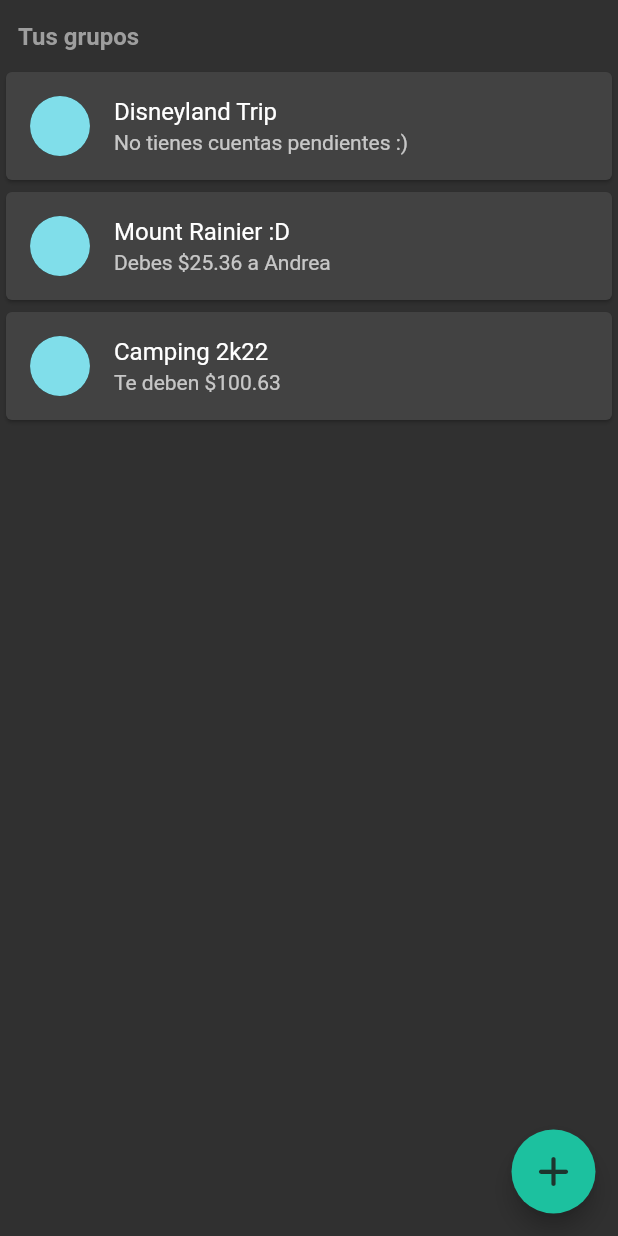
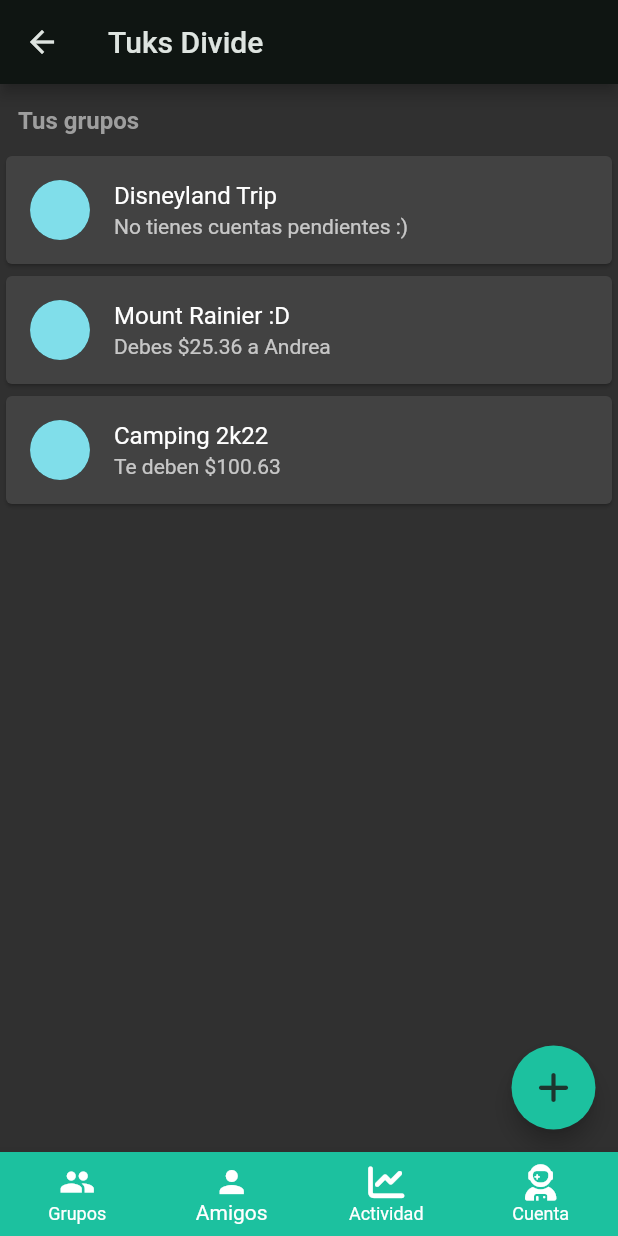
Before and after one commit to kevinglezgmz/pdm_tuks_divide, a Flutter app: the HomePage screen opened directly, on a phone screen of 412 x 824 dp. Run offline on Flutter 3.47's test engine with Material 2 defaults, Android fonts, the phone set to English and light mode, and no system bars; our stand-ins replace bloc, cloud_firestore, equatable, firebase_auth, firebase_core, flutter_bloc and 2 more; accounts and stored records are empty.

Commit message:
chore: renamed BottomNavigationBarTuksDivide to HomePage

```diff
--- a/lib/main.dart
+++ b/lib/main.dart
@@ -2,7 +2,7 @@ import 'package:firebase_core/firebase_core.dart';
 import 'package:flutter/material.dart';
 import 'package:tuks_divide/blocs/auth_bloc/bloc/auth_bloc.dart';
 import 'package:tuks_divide/blocs/auth_bloc/bloc/auth_repository.dart';
-import 'package:tuks_divide/components/bottom_navigation_bar_tuks_divide.dart';
+import 'package:tuks_divide/pages/home_page/home_page.dart';
 import 'package:tuks_divide/pages/login_page/login_page.dart';
 import 'package:flutter_bloc/flutter_bloc.dart';
 
@@ -51,7 +51,7 @@ class MyApp extends StatelessWidget {
             // To Do: Implement Loading Over The Home Screen
             return LoginPage();
           }
-          return const BottomNavigationBarTuksDivide();
+          return const HomePage();
         },
       ),
     );
--- a/lib/pages/home_page/group_list.dart
+++ b/lib/pages/groups_page/group_list.dart
@@ -1,5 +1,5 @@
 import 'package:flutter/material.dart';
-import 'package:tuks_divide/pages/home_page/group_item.dart';
+import 'package:tuks_divide/pages/groups_page/group_item.dart';
 
 class GroupList extends StatelessWidget {
   final List<dynamic> groupData = [
--- /dev/null
+++ b/lib/pages/groups_page/groups_page.dart
@@ -0,0 +1,33 @@
+import 'package:flutter/material.dart';
+import 'package:font_awesome_flutter/font_awesome_flutter.dart';
+import 'package:tuks_divide/pages/groups_page/group_list.dart';
+
+class GroupsPage extends StatelessWidget {
+  const GroupsPage({super.key});
+
+  @override
+  Widget build(BuildContext context) {
+    return Stack(children: [
+      Column(children: [
+        Container(
+          padding: const EdgeInsets.fromLTRB(12.0, 15.0, 12.0, 10.0),
+          alignment: Alignment.centerLeft,
+          child: const Text(
+            "Tus grupos",
+            style: TextStyle(
+                color: Colors.grey, fontSize: 16, fontWeight: FontWeight.bold),
+          ),
+        ),
+        GroupList(),
+      ]),
+      Positioned(
+        right: 15.0,
+        bottom: 15.0,
+        child: FloatingActionButton(
+          onPressed: () {},
+          child: const FaIcon(FontAwesomeIcons.plus),
+        ),
+      )
+    ]);
+  }
+}
--- a/lib/pages/home_page/home_page.dart
+++ b/lib/pages/home_page/home_page.dart
@@ -1,33 +1,52 @@
 import 'package:flutter/material.dart';
 import 'package:font_awesome_flutter/font_awesome_flutter.dart';
-import 'package:tuks_divide/pages/home_page/group_list.dart';
+import 'package:tuks_divide/pages/group_profile_activity_page/group_profile_activity_page.dart';
+import 'package:tuks_divide/pages/groups_page/groups_page.dart';
 
-class HomePage extends StatelessWidget {
+class HomePage extends StatefulWidget {
   const HomePage({super.key});
 
   @override
+  State<HomePage> createState() => _HomePageState();
+}
+
+class _HomePageState extends State<HomePage> {
+  int index = 1;
+  @override
   Widget build(BuildContext context) {
-    return Stack(children: [
-      Column(children: [
-        Container(
-          padding: const EdgeInsets.fromLTRB(12.0, 15.0, 12.0, 10.0),
-          alignment: Alignment.centerLeft,
-          child: const Text(
-            "Tus grupos",
-            style: TextStyle(
-                color: Colors.grey, fontSize: 16, fontWeight: FontWeight.bold),
-          ),
-        ),
-        GroupList(),
-      ]),
-      Positioned(
-        right: 15.0,
-        bottom: 15.0,
-        child: FloatingActionButton(
-          onPressed: () {},
-          child: const FaIcon(FontAwesomeIcons.plus),
-        ),
-      )
-    ]);
+    return Scaffold(
+      appBar: AppBar(
+        title: const Text('Tuks Divide'),
+      ),
+      body: IndexedStack(
+        index: index,
+        children: const [
+          GroupsPage(),
+          GroupsPage(),
+          GroupProfileActivityPage(),
+          GroupProfileActivityPage()
+        ],
+      ),
+      bottomNavigationBar: BottomNavigationBar(
+        currentIndex: index,
+        onTap: (int newIndex) {
+          setState(() {
+            index = newIndex;
+          });
+        },
+        backgroundColor: Theme.of(context).colorScheme.primary,
+        type: BottomNavigationBarType.fixed,
+        unselectedItemColor: Colors.white,
+        selectedItemColor: Colors.white,
+        items: const [
+          BottomNavigationBarItem(icon: Icon(Icons.group), label: "Grupos"),
+          BottomNavigationBarItem(icon: Icon(Icons.person), label: "Amigos"),
+          BottomNavigationBarItem(
+              icon: FaIcon(FontAwesomeIcons.chartLine), label: "Actividad"),
+          BottomNavigationBarItem(
+              icon: FaIcon(FontAwesomeIcons.userAstronaut), label: "Cuenta")
+        ],
+      ),
+    );
   }
 }
```
Also changed, not shown: lib/components/bottom_navigation_bar_tuks_divide.dart (deleted, +0 -54 lines), lib/pages/groups_page/group_item.dart (renamed from lib/pages/home_page/group_item.dart).
